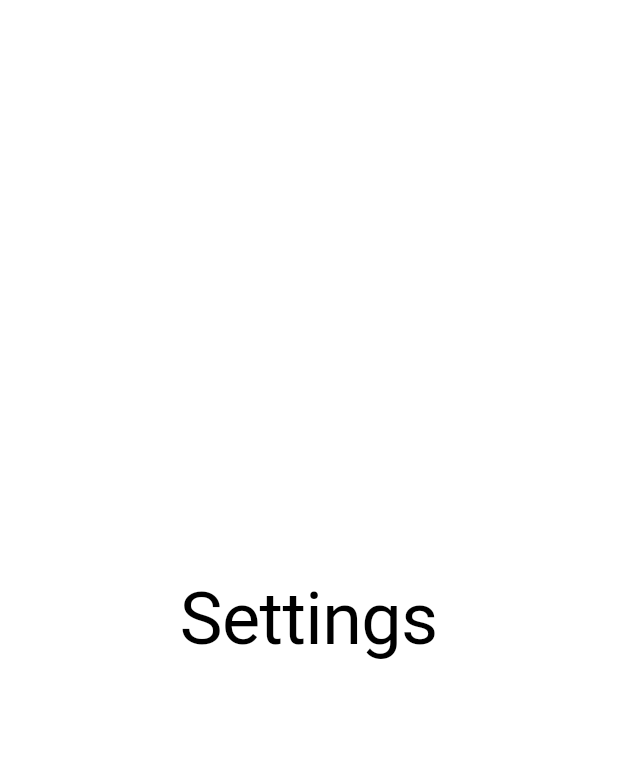
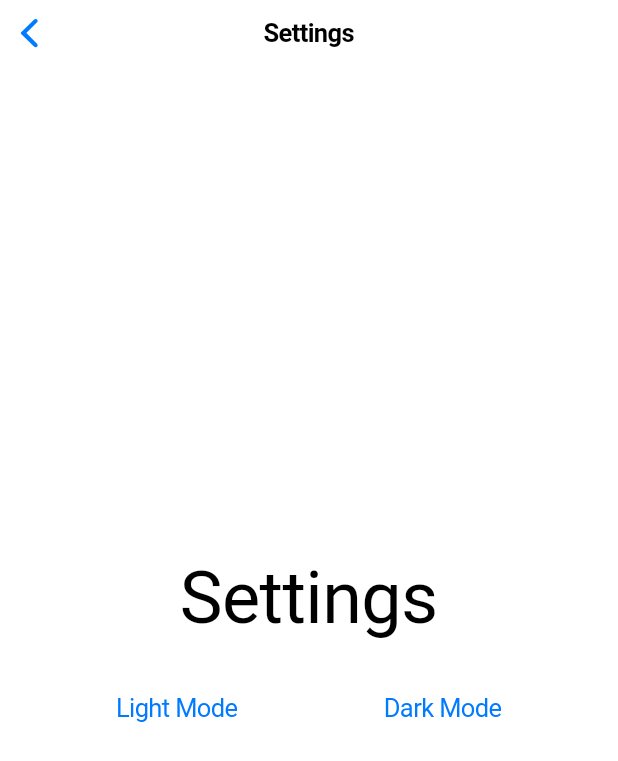
Before and after one commit to Solirix/OpenRooms-Application, a Flutter app: the SettingsPage screen opened directly, on a phone screen of 412 x 824 dp. Shown: the top 761 px of the screen. Run offline on Flutter 3.47's test engine with Material 3 defaults, Android fonts, the phone set to English and light mode, and no system bars.

Commit message:
Added two clickable buttons to settings page

```diff
--- a/lib/settings.dart
+++ b/lib/settings.dart
@@ -3,16 +3,57 @@ import 'package:flutter/cupertino.dart';
 class SettingsPage extends StatelessWidget {
   final String title;
 
+  // Constructor to receive the title for the SettingsPage
   const SettingsPage({Key? key, required this.title}) : super(key: key);
 
   @override
-  Widget build(BuildContext context) => CupertinoPageScaffold(
-          child: SafeArea(
+  Widget build(BuildContext context) {
+    // CupertinoPageScaffold provides a basic structure for a page
+    return CupertinoPageScaffold(
+      // CupertinoNavigationBar is the top navigation bar
+      navigationBar: CupertinoNavigationBar(
+        middle: Text('Settings'), // Display 'Settings' in the middle of the navigation bar
+      ),
+      // SafeArea ensures content is displayed within safe areas on the screen
+      child: SafeArea(
+        // Center widget centers its child vertically and horizontally
         child: Center(
-          child: Text(
-            title,
-            style: const TextStyle(fontSize: 48),
+          // Column widget organizes children in a vertical column
+          child: Column(
+            mainAxisAlignment: MainAxisAlignment.center, // Center content vertically
+            children: [
+              // Display the title received from the constructor
+              Text(
+                title,
+                style: const TextStyle(fontSize: 48),
+              ),
+              SizedBox(height: 20), // Spacer between the title and buttons
+
+              // Row widget organizes children in a horizontal row
+              Row(
+                mainAxisAlignment: MainAxisAlignment.spaceEvenly, // Space buttons evenly
+                children: [
+
+                  CupertinoButton(
+                    child: Text('Light Mode'),
+                    onPressed: () {
+                      // Handle the action when Button 1 is pressed
+                      print('Button 1 pressed');
+                    },
+                  ),
+                  CupertinoButton(
+                    child: Text('Dark Mode'),
+                    onPressed: () {
+                      // Handle the action when Button 2 is pressed
+                      print('Button 2 pressed');
+                    },
+                  ),
+                ],
+              ),
+            ],
           ),
         ),
-      ));
+      ),
+    );
+  }
 }
```
